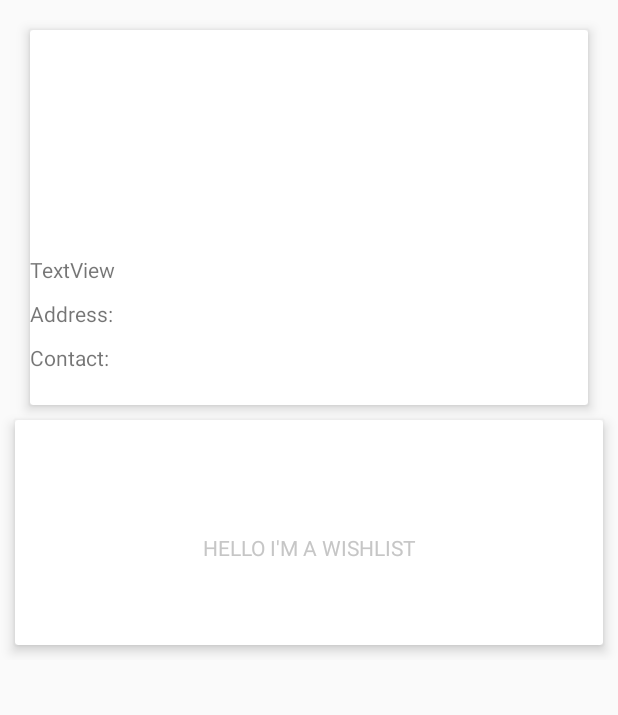
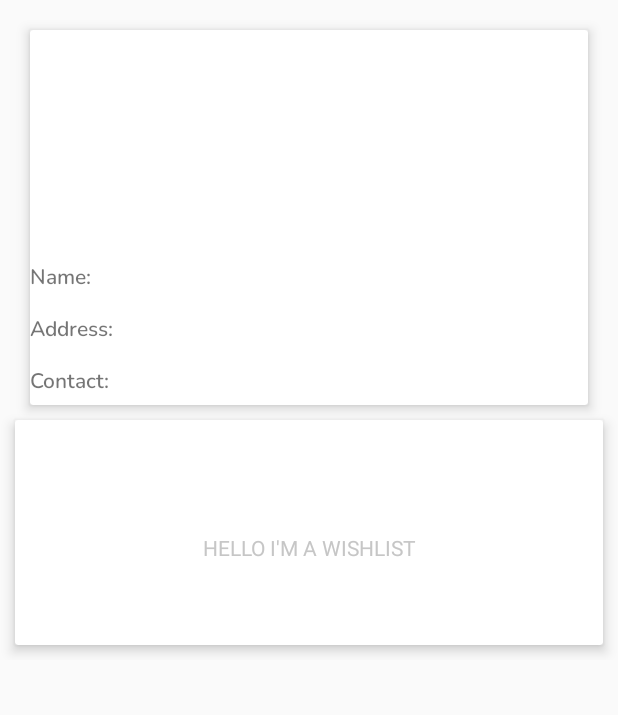
Before and after one commit to Yuki44/WishMe_AndroidApp, an Android app: the HomeFragment screen opened directly, with no data from a screen before it, on a phone screen of 412 x 824 dp, the part 75-790 px from its top. Run offline under Robolectric (Android 15) with nearby library versions, the light colour scheme and no system bars; our stand-ins replace CircleImageView, Firebase (no records; nobody signed in at launch, a user with empty details on screens opened directly); libraries missing offline, so code that uses them is left out: com.nostra13.universalimageloader; 6 statements that could not run were skipped.

Commit message:
Getting user info

```diff
--- a/app/src/main/java/com/easv/wishme/wishme_android/activities/MainActivity.java
+++ b/app/src/main/java/com/easv/wishme/wishme_android/activities/MainActivity.java
@@ -1,5 +1,6 @@
 package com.easv.wishme.wishme_android.activities;
 import android.os.Bundle;
+import android.os.Debug;
 import android.support.v4.app.FragmentTransaction;
 import android.support.v7.app.AppCompatActivity;
 import android.util.Log;
@@ -8,6 +9,7 @@ import android.view.MenuInflater;
 import android.view.MenuItem;
 
 import com.easv.wishme.wishme_android.R;
+import com.easv.wishme.wishme_android.dal.AuthenticationHelper;
 import com.easv.wishme.wishme_android.entities.User;
 import com.easv.wishme.wishme_android.fragments.HomeFragment;
 import com.easv.wishme.wishme_android.utils.UniversalImageLoader;
@@ -16,7 +18,7 @@ import com.easv.wishme.wishme_android.fragments.LoginFragment;
 
 public class MainActivity extends AppCompatActivity {
     User user;
-
+    AuthenticationHelper authHelper;
     private static final String TAG = "MainActivity";
 
     @Override
@@ -24,6 +26,7 @@ public class MainActivity extends AppCompatActivity {
         super.onCreate(savedInstanceState);
         setContentView(R.layout.activity_main);
         Log.d(TAG, "onCreate: started.");
+        authHelper = new AuthenticationHelper();
         initImageLoader();
         init();
     }
@@ -50,4 +53,5 @@ public class MainActivity extends AppCompatActivity {
         ImageLoader.getInstance().init(universalImageLoader.getConfig());
     }
 
+
 }
--- a/app/src/main/java/com/easv/wishme/wishme_android/dal/AuthenticationHelper.java
+++ b/app/src/main/java/com/easv/wishme/wishme_android/dal/AuthenticationHelper.java
@@ -1,19 +1,67 @@
 package com.easv.wishme.wishme_android.dal;
 
+import android.net.Uri;
+import android.support.annotation.NonNull;
+import android.util.Log;
+
+import com.easv.wishme.wishme_android.entities.User;
+import com.google.android.gms.tasks.OnCompleteListener;
+import com.google.android.gms.tasks.OnSuccessListener;
+import com.google.android.gms.tasks.Task;
 import com.google.firebase.auth.FirebaseAuth;
+import com.google.firebase.auth.FirebaseUser;
+import com.google.firebase.firestore.DocumentReference;
+import com.google.firebase.firestore.DocumentSnapshot;
+import com.google.firebase.firestore.EventListener;
+import com.google.firebase.firestore.FirebaseFirestore;
+import com.google.firebase.firestore.FirebaseFirestoreException;
+import com.google.firebase.firestore.ListenerRegistration;
+import com.google.firebase.firestore.QuerySnapshot;
 
 public class AuthenticationHelper {
     private FirebaseAuth mAuth;
+    private User user;
+
+    FirebaseFirestore db = FirebaseFirestore.getInstance();
+
+
 
     public AuthenticationHelper() {
         mAuth = FirebaseAuth.getInstance();
+        user  = new User();
     }
 
     public FirebaseAuth getmAuth() {
         return mAuth;
     }
 
+
+
     public void signOut() {
         mAuth.signOut();
     }
+
+    public User getUserWithInfo(final ICallBack callBack) {
+        FirebaseUser fbUser = FirebaseAuth.getInstance().getCurrentUser();
+        if (fbUser != null) {
+            DocumentReference docRef = db.collection("users").document(fbUser.getUid());
+
+            docRef.get().addOnSuccessListener(new OnSuccessListener<DocumentSnapshot>() {
+                @Override
+                public void onSuccess(DocumentSnapshot documentSnapshot) {
+                    user = documentSnapshot.toObject(User.class);
+                    callBack.onFinish(user);
+                    Log.d("YYY", user.toString());
+                }
+            });
+            Log.d("YYY", user.toString());
+            return user;
+        } else {
+            return null;
+
+        }
+
+
+    }
+
 }
--- /dev/null
+++ b/app/src/main/java/com/easv/wishme/wishme_android/dal/ICallBack.java
@@ -0,0 +1,8 @@
+package com.easv.wishme.wishme_android.dal;
+
+import com.easv.wishme.wishme_android.entities.User;
+
+public interface ICallBack {
+
+    void onFinish(User user);
+}
--- a/app/src/main/java/com/easv/wishme/wishme_android/entities/User.java
+++ b/app/src/main/java/com/easv/wishme/wishme_android/entities/User.java
@@ -12,6 +12,9 @@ public class User {
         this.address = address;
         this.contactEmail = contactEmail;
         this.image = image;
+    }
+    public User() {
+
     }
 
     public String getname() {
--- a/app/src/main/java/com/easv/wishme/wishme_android/fragments/HomeFragment.java
+++ b/app/src/main/java/com/easv/wishme/wishme_android/fragments/HomeFragment.java
@@ -14,9 +14,15 @@ import android.view.MenuInflater;
 import android.view.MenuItem;
 import android.view.View;
 import android.view.ViewGroup;
+import android.widget.Button;
+import android.widget.TextView;
 
 import com.easv.wishme.wishme_android.R;
 import com.easv.wishme.wishme_android.dal.AuthenticationHelper;
+import com.easv.wishme.wishme_android.dal.ICallBack;
+import com.easv.wishme.wishme_android.entities.User;
+
+import org.w3c.dom.Text;
 
 public class HomeFragment extends Fragment {
 
@@ -24,6 +30,9 @@ public class HomeFragment extends Fragment {
     private CardView mWishlistCard;
     private Toolbar toolbar;
     private AuthenticationHelper authHelper;
+    private TextView mNameTV;
+    private TextView mAddressTV;
+    private TextView mContactTV;
 
 
     @Nullable
@@ -34,6 +43,9 @@ public class HomeFragment extends Fragment {
 
         authHelper = new AuthenticationHelper();
         mWishlistCard = view.findViewById(R.id.cardView2);
+        mAddressTV = view.findViewById(R.id.addressTV);
+        mNameTV = view.findViewById(R.id.nameTV);
+        mContactTV = view.findViewById(R.id.contactTV);
 
         mWishlistCard.setOnClickListener(new View.OnClickListener() {
             @Override
@@ -43,8 +55,10 @@ public class HomeFragment extends Fragment {
         });
         ((AppCompatActivity)getActivity()).setSupportActionBar(toolbar);
         setHasOptionsMenu(true);
+        setUserInfo();
         return view;
     }
+
 
     private void wishlistClicked() {
         WishesFragment fragment = new WishesFragment();
@@ -81,5 +95,20 @@ public class HomeFragment extends Fragment {
         return;
 
     }
+    private void setUserInfo(){
+      User user =  authHelper.getUserWithInfo(new ICallBack() {
+          @Override
+          public void onFinish(User user) {
+              mNameTV.setText(user.getname());
+              mContactTV.setText(user.getContactEmail());
+              mAddressTV.setText(user.getAddress());
+              Log.d(TAG, "setUserInfo: " + user.toString());
+
+          }
+      });
+
+
+
+    }
 
 }
--- a/app/src/main/res/layout/fragment_home.xml
+++ b/app/src/main/res/layout/fragment_home.xml
@@ -57,42 +57,49 @@
                     <TextView
                         android:layout_width="wrap_content"
                         android:layout_height="wrap_content"
-                        android:text="TextView"
-                        tools:text="Name: "
-                        android:paddingBottom="10dp"/>
+                        android:fontFamily="@font/nunito_semibold"
+                        android:paddingBottom="10dp"
+                        android:text="Name:"
+                        tools:text="Name: " />
+
+                    <TextView
+                        android:id="@+id/nameTV"
+                        android:layout_width="wrap_content"
+                        android:layout_height="wrap_content"
+                        android:fontFamily="@font/nunito_semibold"
+                        android:textSize="18sp" />
+
                     <TextView
                         android:layout_width="wrap_content"
                         android:layout_height="wrap_content"
-                        android:id="@+id/nameTV" />
+                        android:fontFamily="@font/nunito_semibold"
+                        android:paddingBottom="10dp"
+                        android:paddingRight="20dp"
+                        android:text="Address:"
+                        tools:text="Address:" />
+
+                    <TextView
+                        android:id="@+id/addressTV"
+                        android:layout_width="wrap_content"
+                        android:layout_height="wrap_content"
+                        android:fontFamily="@font/nunito_semibold"
+                        android:textSize="18sp" />
+
                     <TextView
                         android:layout_width="wrap_content"
                         android:layout_height="wrap_content"
-                        android:text="Address:"
-                        tools:text="Address:"
-                        android:paddingBottom="10dp"/>
+                        android:fontFamily="@font/nunito_semibold"
+                        android:paddingBottom="10dp"
+                        android:text="Contact:" />
+
                     <TextView
+                        android:id="@+id/contactTV"
                         android:layout_width="wrap_content"
                         android:layout_height="wrap_content"
-                        android:id="@+id/addressTV" />
-                    <TextView
-                        android:layout_width="wrap_content"
-                        android:layout_height="wrap_content"
-                        android:text="Contact:"
-                        android:paddingBottom="10dp"/>
-                    <TextView
-                        android:layout_width="wrap_content"
-                        android:layout_height="wrap_content"
-                        android:id="@+id/contactTV" />
+                        android:fontFamily="@font/nunito_semibold"
+                        android:textSize="18sp" />
 
                 </GridLayout>
-
-
-
-
-
-
-
-
             </RelativeLayout>
 
         </android.support.v7.widget.CardView>
```
